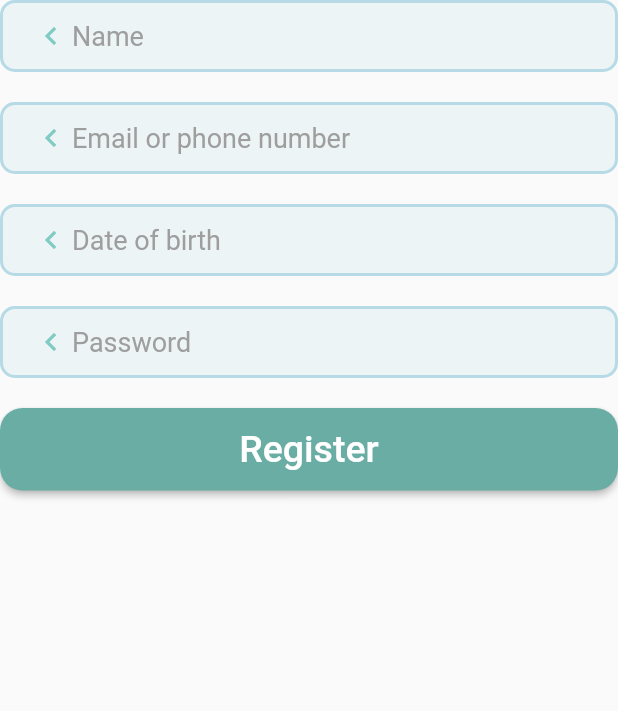
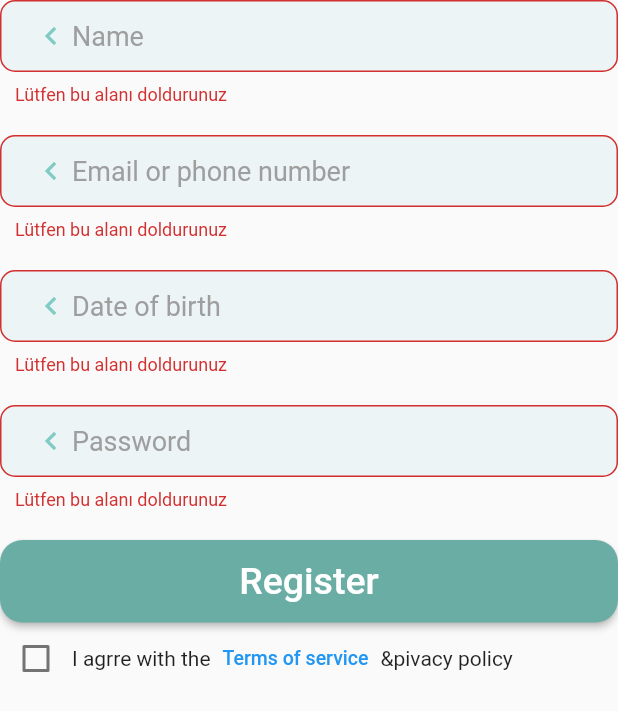
Before and after one commit to celebi-travel/celebi_app, a Flutter app: the RegisterForm widget shown alone on an empty page, opened directly, after a tap on "Register", on a phone screen of 412 x 824 dp. Shown: the top 711 px of the screen. Run offline on Flutter 3.47's test engine with Material 2 defaults, Android fonts, the phone set to English and light mode, and no system bars; our stand-ins replace carousel_slider, cloud_firestore, firebase_auth, firebase_core, font_awesome_flutter, google_sign_in and 2 more; missing offline and left inert: masonry_grid; accounts and stored records are empty; network calls fail.

Commit message:
login system done

```diff
--- a/lib/pages/login_screens/register_continue/form/register_form.dart
+++ b/lib/pages/login_screens/register_continue/form/register_form.dart
@@ -1,4 +1,7 @@
 import 'package:celebi_project/pages/login_screens/custom/custom_button.dart';
+import 'package:celebi_project/pages/main/bottom_nav_bar/bottom_nav_bar.dart';
+import 'package:celebi_project/services/auth_service.dart';
+import 'package:celebi_project/services/firestore_service.dart';
 import 'package:flutter/material.dart';
 import '../../../../extensions/context_extension.dart';
 
@@ -16,10 +19,12 @@ TextEditingController passwordController = TextEditingController();
 
 class _WelcomeBackFormState extends State<RegisterForm> {
   final formKey = GlobalKey<FormState>();
+  bool value = false;
 
   @override
   Widget build(BuildContext context) {
-    return Form(
+    return SingleChildScrollView(
+        child: Form(
       key: formKey,
       child: Column(
         children: [
@@ -33,21 +38,54 @@ class _WelcomeBackFormState extends State<RegisterForm> {
           SizedBox(height: 20),
           CustomButton(
               text: 'Register',
-                onPressed: () {
-                  if (formKey.currentState!.validate()) {
+              onPressed: () async {
+                if (formKey.currentState!.validate() && value) {
                   final String name = nameController.text;
                   final String date = dateController.text;
                   final String email = emailController.text;
                   final String password = passwordController.text;
+
+                  String? result = await AuthService().signUp(email: email, password: password, username: name, dateOfBirth: date);
+                  if (result == 'Signed up') {
+                    Navigator.push(context, MaterialPageRoute(builder: (context) => BottomNavBar()));
                   }
-                })
+                }
+              }),
+          Row(
+            children: [
+              Checkbox(
+                activeColor: Color(0xFFB6DAE6),
+                value: this.value,
+                onChanged: (value) {
+                  setState(() {
+                    this.value = (value)!;
+                  });
+                },
+              ), //Checkbox
+              Text('I agrre with the'),
+              TextButton(
+                  onPressed: () {},
+                  child: Text(
+                    'Terms of service',
+                    style: TextStyle(fontSize: 13),
+                  )),
+              Text('&pivacy policy'),
             ],
+          ),
+        ],
+      ),
     ));
   }
 
   TextFormField buildNameField(BuildContext context) {
     return TextFormField(
       controller: nameController,
+      keyboardType: TextInputType.name,
+      validator: (value) {
+        if (value!.isEmpty) {
+          return 'Lütfen bu alanı doldurunuz';
+        }
+      },
       decoration: InputDecoration(
         //contentPadding: EdgeInsets.symmetric(horizontal: 10),
         prefixIcon: Padding(
@@ -58,8 +96,7 @@ class _WelcomeBackFormState extends State<RegisterForm> {
           ),
         ),
         hintText: 'Name',
-        hintStyle: context.textTheme.bodyText2!
-            .copyWith(color: Colors.grey, fontSize: 18),
+        hintStyle: context.textTheme.bodyText2!.copyWith(color: Colors.grey, fontSize: 18),
       ),
     );
   }
@@ -67,7 +104,16 @@ class _WelcomeBackFormState extends State<RegisterForm> {
 
 TextFormField buildEmailField(BuildContext context) {
   return TextFormField(
+    keyboardType: TextInputType.emailAddress,
     controller: emailController,
+    validator: (value) {
+      if (value!.isEmpty) {
+        return 'Lütfen bu alanı doldurunuz';
+      }
+      if (!value.contains('@') || !value.contains('.com')) {
+        return 'Lütfen geçerli bir e-posta giriniz';
+      }
+    },
     decoration: InputDecoration(
       //contentPadding: EdgeInsets.symmetric(horizontal: 10),
       prefixIcon: Padding(
@@ -78,8 +124,7 @@ TextFormField buildEmailField(BuildContext context) {
         ),
       ),
       hintText: 'Email or phone number',
-      hintStyle: context.textTheme.bodyText2!
-          .copyWith(color: Colors.grey, fontSize: 18),
+      hintStyle: context.textTheme.bodyText2!.copyWith(color: Colors.grey, fontSize: 18),
     ),
   );
 }
@@ -87,6 +132,15 @@ TextFormField buildEmailField(BuildContext context) {
 TextFormField buildDateField(BuildContext context) {
   return TextFormField(
     controller: dateController,
+    validator: (value) {
+      if (value!.isEmpty) {
+        return 'Lütfen bu alanı doldurunuz';
+      }
+      if (!value.contains('/')) {
+        return 'Lütfen bu alanı doldurunuz';
+      }
+    },
+    keyboardType: TextInputType.datetime,
     decoration: InputDecoration(
       //contentPadding: EdgeInsets.symmetric(horizontal: 10),
       prefixIcon: Padding(
@@ -96,9 +150,9 @@ TextFormField buildDateField(BuildContext context) {
           color: Colors.teal[200],
         ),
       ),
+
       hintText: 'Date of birth',
-      hintStyle: context.textTheme.bodyText2!
-          .copyWith(color: Colors.grey, fontSize: 18),
+      hintStyle: context.textTheme.bodyText2!.copyWith(color: Colors.grey, fontSize: 18),
     ),
   );
 }
@@ -106,6 +160,15 @@ TextFormField buildDateField(BuildContext context) {
 TextFormField buildPasswordField(BuildContext context) {
   return TextFormField(
     controller: passwordController,
+    validator: (value) {
+      if (value!.isEmpty) {
+        return 'Lütfen bu alanı doldurunuz';
+      }
+      if (value.characters.length < 6) {
+        return 'Şifre en az 6 karakterli olmalıdır';
+      }
+    },
+    keyboardType: TextInputType.visiblePassword,
     decoration: InputDecoration(
       //contentPadding: EdgeInsets.symmetric(horizontal: 10),
       prefixIcon: Padding(
@@ -116,8 +179,7 @@ TextFormField buildPasswordField(BuildContext context) {
         ),
       ),
       hintText: 'Password',
-      hintStyle: context.textTheme.bodyText2!
-          .copyWith(color: Colors.grey, fontSize: 18),
+      hintStyle: context.textTheme.bodyText2!.copyWith(color: Colors.grey, fontSize: 18),
     ),
   );
 }
```
Also changed, not shown: lib/main.dart (+9 -6 lines), lib/pages/login_screens/register_continue/register_view.dart (+9 -35 lines), lib/pages/login_screens/splash/splash.dart (added, +41 -0 lines), lib/pages/login_screens/welcome_page/form/welcome_form.dart (+25 -7 lines), lib/pages/main/bottom_nav_bar/bottom_nav_bar.dart (+47 -5 lines), lib/services/auth_service.dart (+6 -4 lines), lib/services/firestore_service.dart (+33 -1 lines), asset/images/celebi_logo.png (added). Lines whose indentation alone changed are shown as unchanged.
